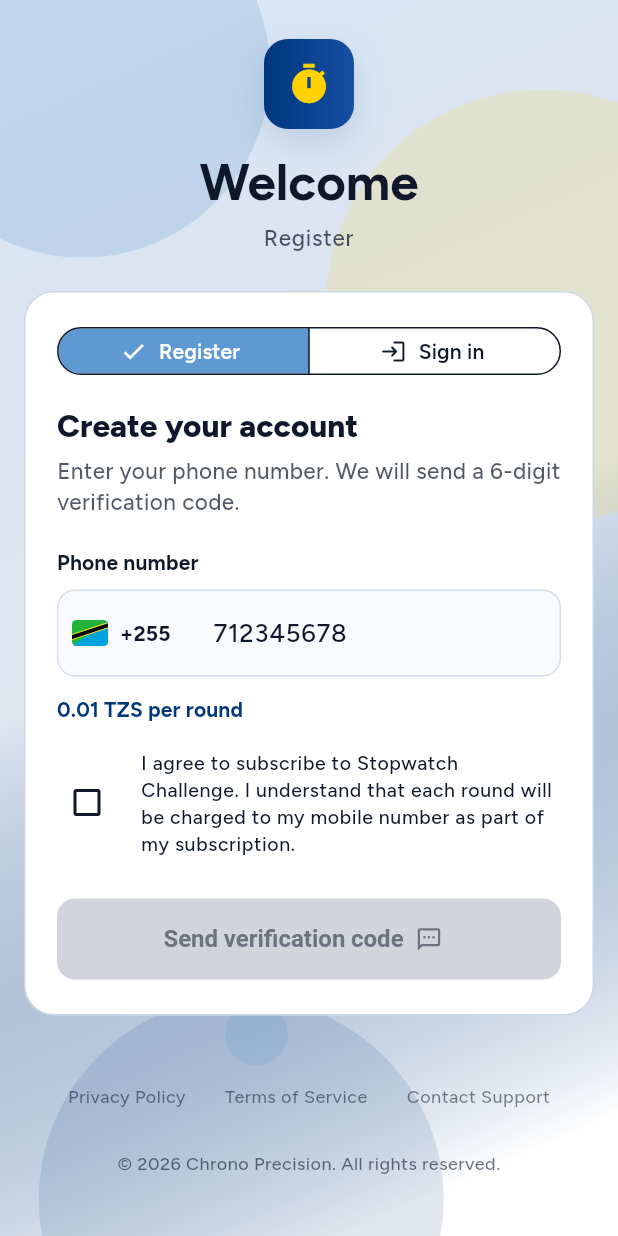
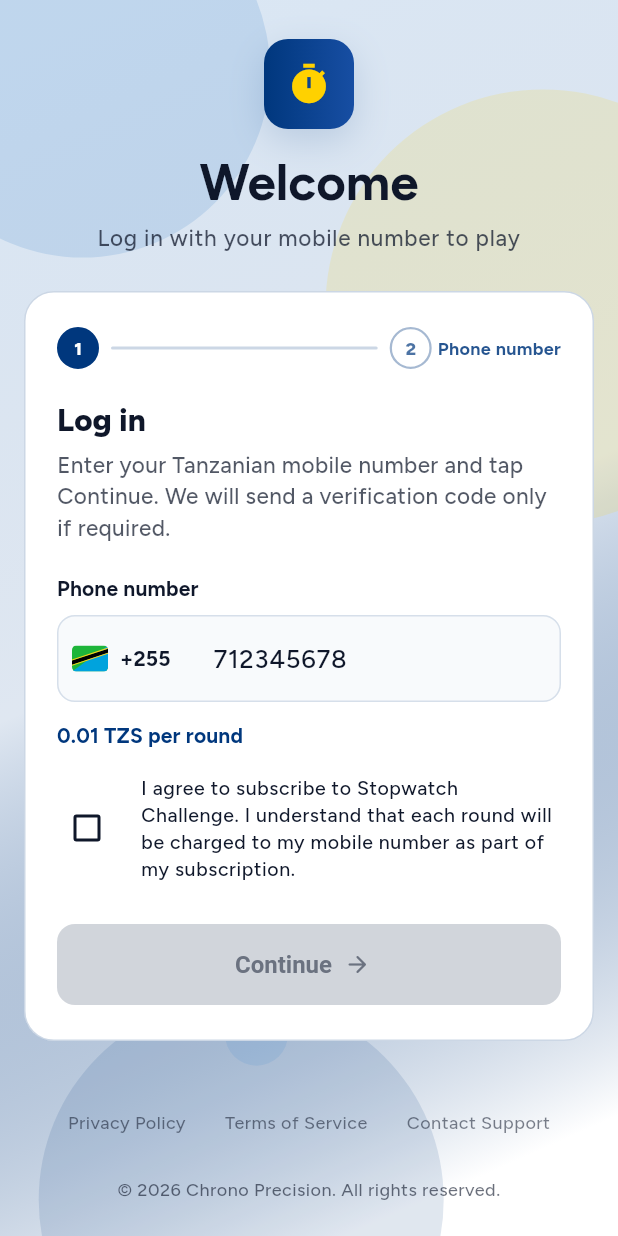
Before and after one commit to andreamsilu/stopwatch_game, a Flutter app: the screen it shows after launch, on a phone screen of 412 x 824 dp. Run offline on Flutter 3.47's test engine with Material 3 defaults, Android fonts, the phone set to English and light mode, and no system bars; our stand-ins replace audioplayers, confetti, flutter_dotenv, flutter_riverpod, google_fonts; missing offline and left inert: flame.

Commit message:
Refactor authentication flow to streamline login and OTP handling
- Updated `AuthService` to unify login and OTP request processes, returning a single `AuthLoginResult` type.
- Enhanced `OtpLoginResponse` to include status handling and display messages for better user feedback.
- Refactored `LoginNotifier` to manage login states and responses more effectively, including handling OTP requirements.
- Modified `LoginState` to remove obsolete intent tracking and improve state management for phone and OTP steps.
- Updated UI components in `LoginFormCard` and `LoginPage` to reflect changes in the authentication flow and improve user experience.

```diff
--- a/lib/features/auth/presentation/bloc/login_state.dart
+++ b/lib/features/auth/presentation/bloc/login_state.dart
@@ -1,12 +1,9 @@
 import 'package:stopwatch_game/features/auth/data/models/user_model.dart';
-
-enum AuthIntent { register, login }
 
 enum LoginStep { phone, otp }
 
 class LoginState {
   const LoginState({
-    required this.intent,
     required this.step,
     required this.phoneNumber,
     required this.otpCode,
@@ -14,6 +11,7 @@
     required this.isResendingOtp,
     required this.errorMessage,
     required this.infoMessage,
+    required this.otpExpiresInSeconds,
     required this.authenticatedUser,
     required this.subscriptionAccepted,
   });
@@ -22,18 +20,17 @@
   static const int otpLength = 6;
 
   const LoginState.initial()
-    : intent = AuthIntent.register,
-      step = LoginStep.phone,
+    : step = LoginStep.phone,
       phoneNumber = defaultPhoneNumber,
       otpCode = '',
       isSubmitting = false,
       isResendingOtp = false,
       errorMessage = null,
       infoMessage = null,
+      otpExpiresInSeconds = null,
       authenticatedUser = null,
       subscriptionAccepted = false;
 
-  final AuthIntent intent;
   final LoginStep step;
   final String phoneNumber;
   final String otpCode;
@@ -41,11 +38,9 @@
   final bool isResendingOtp;
   final String? errorMessage;
   final String? infoMessage;
+  final int? otpExpiresInSeconds;
   final UserModel? authenticatedUser;
   final bool subscriptionAccepted;
-
-  bool get isRegister => intent == AuthIntent.register;
-  bool get isLogin => intent == AuthIntent.login;
 
   String get normalizedMsisdn {
     final digits = phoneNumber.replaceAll(RegExp(r'\D'), '');
@@ -60,15 +55,22 @@
     return '+${msisdn.substring(0, 3)} *** *** ${msisdn.substring(msisdn.length - 3)}';
   }
 
-  bool get canSendOtp =>
+  bool get canSubmitPhone =>
       !isSubmitting &&
       normalizedMsisdn.length >= 12 &&
-      (!isRegister || subscriptionAccepted);
+      subscriptionAccepted;
 
   bool get canVerifyOtp => !isSubmitting && otpCode.length == otpLength;
 
+  String? get otpExpiryLabel {
+    final seconds = otpExpiresInSeconds;
+    if (seconds == null || seconds <= 0) return null;
+    final minutes = (seconds / 60).ceil();
+    if (minutes <= 1) return 'Code expires in about 1 minute';
+    return 'Code expires in about $minutes minutes';
+  }
+
   LoginState copyWith({
-    AuthIntent? intent,
     LoginStep? step,
     String? phoneNumber,
     String? otpCode,
@@ -78,12 +80,13 @@
     bool clearError = false,
     String? infoMessage,
     bool clearInfo = false,
+    int? otpExpiresInSeconds,
+    bool clearOtpExpiry = false,
     UserModel? authenticatedUser,
     bool clearAuthenticatedUser = false,
     bool? subscriptionAccepted,
   }) {
     return LoginState(
-      intent: intent ?? this.intent,
       step: step ?? this.step,
       phoneNumber: phoneNumber ?? this.phoneNumber,
       otpCode: otpCode ?? this.otpCode,
@@ -91,6 +94,9 @@
       isResendingOtp: isResendingOtp ?? this.isResendingOtp,
       errorMessage: clearError ? null : (errorMessage ?? this.errorMessage),
       infoMessage: clearInfo ? null : (infoMessage ?? this.infoMessage),
+      otpExpiresInSeconds: clearOtpExpiry
+          ? null
+          : (otpExpiresInSeconds ?? this.otpExpiresInSeconds),
       authenticatedUser: clearAuthenticatedUser
           ? null
           : (authenticatedUser ?? this.authenticatedUser),
--- a/lib/features/auth/presentation/pages/login_page.dart
+++ b/lib/features/auth/presentation/pages/login_page.dart
@@ -38,20 +38,12 @@
           next.errorMessage != previous?.errorMessage) {
         AppSnackBar.showError(context, next.errorMessage!);
       }
-
-      if (next.infoMessage != null &&
-          next.infoMessage!.isNotEmpty &&
-          next.infoMessage != previous?.infoMessage) {
-        AppSnackBar.showInfo(context, next.infoMessage!);
-      }
     });
 
     final headline = isOtpStep ? 'Verify your number' : 'Welcome';
-
     final subtitle = isOtpStep
-        ? (loginState.infoMessage ??
-              'Enter the 6-digit code we sent to your phone.')
-        : (loginState.isLogin ? 'Sign in' : 'Register');
+        ? 'Enter the 6-digit code sent to ${loginState.maskedPhone}'
+        : 'Log in with your mobile number to play';
 
     return Scaffold(
       body: ExperienceBackground(
@@ -124,25 +116,39 @@
                           child: ConstrainedBox(
                             constraints: const BoxConstraints(maxWidth: 430),
                             child: LoginFormCard(
-                              intent: loginState.intent,
                               step: loginState.step,
                               phoneValue: loginState.phoneNumber,
                               otpCode: loginState.otpCode,
                               maskedPhone: loginState.maskedPhone,
                               isSubmitting: loginState.isSubmitting,
                               isResendingOtp: loginState.isResendingOtp,
-                              canSendOtp: loginState.canSendOtp,
+                              canSubmitPhone: loginState.canSubmitPhone,
                               canVerifyOtp: loginState.canVerifyOtp,
                               subscriptionAccepted:
                                   loginState.subscriptionAccepted,
                               errorMessage: loginState.errorMessage,
-                              onIntentChanged: loginNotifier.setAuthIntent,
+                              infoMessage: loginState.infoMessage,
+                              otpExpiryLabel: loginState.otpExpiryLabel,
                               onPhoneChanged: loginNotifier.updatePhoneNumber,
                               onOtpChanged: loginNotifier.updateOtpCode,
                               onSubscriptionAcceptedChanged:
                                   loginNotifier.setSubscriptionAccepted,
-                              onSendOtp: loginNotifier.sendOtp,
-                              onResendOtp: loginNotifier.resendOtp,
+                              onSubmitPhone: () async {
+                                final authenticated =
+                                    await loginNotifier.submitPhone();
+                                if (!context.mounted) return;
+                                if (authenticated) {
+                                  await _completeAuth(context, ref);
+                                }
+                              },
+                              onResendOtp: () async {
+                                final authenticated =
+                                    await loginNotifier.resendOtp();
+                                if (!context.mounted) return;
+                                if (authenticated) {
+                                  await _completeAuth(context, ref);
+                                }
+                              },
                               onBackToPhone: loginNotifier.backToPhone,
                               onVerifyOtp: () async {
                                 final isSuccess =
--- a/lib/features/auth/presentation/widgets/login_form_card.dart
+++ b/lib/features/auth/presentation/widgets/login_form_card.dart
@@ -8,44 +8,44 @@
 
 class LoginFormCard extends StatelessWidget {
   const LoginFormCard({
-    required this.intent,
     required this.step,
     required this.phoneValue,
     required this.otpCode,
     required this.maskedPhone,
     required this.isSubmitting,
     required this.isResendingOtp,
-    required this.canSendOtp,
+    required this.canSubmitPhone,
     required this.canVerifyOtp,
     required this.subscriptionAccepted,
     required this.errorMessage,
-    required this.onIntentChanged,
+    required this.infoMessage,
+    required this.otpExpiryLabel,
     required this.onPhoneChanged,
     required this.onOtpChanged,
     required this.onSubscriptionAcceptedChanged,
-    required this.onSendOtp,
+    required this.onSubmitPhone,
     required this.onVerifyOtp,
     required this.onResendOtp,
     required this.onBackToPhone,
     super.key,
   });
 
-  final AuthIntent intent;
   final LoginStep step;
   final String phoneValue;
   final String otpCode;
   final String maskedPhone;
   final bool isSubmitting;
   final bool isResendingOtp;
-  final bool canSendOtp;
+  final bool canSubmitPhone;
   final bool canVerifyOtp;
   final bool subscriptionAccepted;
   final String? errorMessage;
-  final ValueChanged<AuthIntent> onIntentChanged;
+  final String? infoMessage;
+  final String? otpExpiryLabel;
   final ValueChanged<String> onPhoneChanged;
   final ValueChanged<String> onOtpChanged;
   final ValueChanged<bool> onSubscriptionAcceptedChanged;
-  final Future<void> Function() onSendOtp;
+  final Future<void> Function() onSubmitPhone;
   final Future<void> Function() onVerifyOtp;
   final Future<void> Function() onResendOtp;
   final VoidCallback onBackToPhone;
@@ -66,26 +66,26 @@
         child: step == LoginStep.phone
             ? _PhoneStep(
                 key: const ValueKey('phone'),
-                intent: intent,
                 phoneValue: phoneValue,
                 isSubmitting: isSubmitting,
-                canSendOtp: canSendOtp,
+                canSubmitPhone: canSubmitPhone,
                 subscriptionAccepted: subscriptionAccepted,
                 errorMessage: errorMessage,
-                onIntentChanged: onIntentChanged,
+                infoMessage: infoMessage,
                 onPhoneChanged: onPhoneChanged,
                 onSubscriptionAcceptedChanged: onSubscriptionAcceptedChanged,
-                onSendOtp: onSendOtp,
+                onSubmitPhone: onSubmitPhone,
               )
             : _OtpStep(
                 key: const ValueKey('otp'),
-                intent: intent,
                 maskedPhone: maskedPhone,
                 otpCode: otpCode,
                 isSubmitting: isSubmitting,
                 isResendingOtp: isResendingOtp,
                 canVerifyOtp: canVerifyOtp,
                 errorMessage: errorMessage,
+                infoMessage: infoMessage,
+                otpExpiryLabel: otpExpiryLabel,
                 onOtpChanged: onOtpChanged,
                 onVerifyOtp: onVerifyOtp,
                 onResendOtp: onResendOtp,
@@ -118,39 +118,149 @@
   }
 }
 
-class _AuthIntentToggle extends StatelessWidget {
-  const _AuthIntentToggle({
-    required this.intent,
-    required this.enabled,
-    required this.onChanged,
-  });
+class _AuthStepIndicator extends StatelessWidget {
+  const _AuthStepIndicator({required this.step});
 
-  final AuthIntent intent;
-  final bool enabled;
-  final ValueChanged<AuthIntent> onChanged;
+  final LoginStep step;
 
   @override
   Widget build(BuildContext context) {
-    return SegmentedButton<AuthIntent>(
-      segments: const [
-        ButtonSegment(
-          value: AuthIntent.register,
-          label: Text('Register'),
-          icon: Icon(Icons.person_add_outlined, size: 18),
+    final labelStyle = Theme.of(context).textTheme.labelSmall?.copyWith(
+      fontWeight: FontWeight.w700,
+      letterSpacing: 0.2,
+    );
+
+    return Row(
+      children: [
+        _StepDot(
+          label: '1',
+          title: 'Phone',
+          active: step == LoginStep.phone,
+          completed: step == LoginStep.otp,
         ),
-        ButtonSegment(
-          value: AuthIntent.login,
-          label: Text('Sign in'),
-          icon: Icon(Icons.login_rounded, size: 18),
+        Expanded(
+          child: Container(
+            height: 2,
+            margin: const EdgeInsets.symmetric(horizontal: 8),
+            decoration: BoxDecoration(
+              borderRadius: BorderRadius.circular(1),
+              color: step == LoginStep.otp
+                  ? AppColors.primary
+                  : AppColors.primary.withValues(alpha: 0.2),
+            ),
+          ),
+        ),
+        _StepDot(
+          label: '2',
+          title: 'Code',
+          active: step == LoginStep.otp,
+          completed: false,
+        ),
+        const SizedBox(width: 4),
+        Text(
+          step == LoginStep.phone ? 'Phone number' : 'Verification',
+          style: labelStyle?.copyWith(
+            color: AppColors.primary.withValues(alpha: 0.85),
+          ),
         ),
       ],
-      selected: {intent},
-      onSelectionChanged: enabled
-          ? (selection) => onChanged(selection.first)
-          : null,
-      style: ButtonStyle(
-        visualDensity: VisualDensity.compact,
-        tapTargetSize: MaterialTapTargetSize.shrinkWrap,
+    );
+  }
+}
+
+class _StepDot extends StatelessWidget {
+  const _StepDot({
+    required this.label,
+    required this.title,
+    required this.active,
+    required this.completed,
+  });
+
+  final String label;
+  final String title;
+  final bool active;
+  final bool completed;
+
+  @override
+  Widget build(BuildContext context) {
+    final fill = completed || active ? AppColors.primary : AppColors.background;
+    final border = completed || active
+        ? AppColors.primary
+        : AppColors.primary.withValues(alpha: 0.35);
+    final textColor = completed || active
+        ? AppColors.onPrimary
+        : AppColors.primary.withValues(alpha: 0.7);
+
+    return Semantics(
+      label: '$title step',
+      selected: active,
+      child: Tooltip(
+        message: title,
+        child: Container(
+          width: 28,
+          height: 28,
+          alignment: Alignment.center,
+          decoration: BoxDecoration(
+            color: fill,
+            shape: BoxShape.circle,
+            border: Border.all(color: border, width: 1.5),
+          ),
+          child: completed
+              ? Icon(Icons.check_rounded, size: 16, color: textColor)
+              : Text(
+                  label,
+                  style: Theme.of(context).textTheme.labelSmall?.copyWith(
+                    color: textColor,
+                    fontWeight: FontWeight.w800,
+                  ),
+                ),
+        ),
+      ),
+    );
+  }
+}
+
+class _MessageBanner extends StatelessWidget {
+  const _MessageBanner({
+    required this.message,
+    required this.icon,
+    required this.backgroundColor,
+    required this.borderColor,
+    required this.textColor,
+  });
+
+  final String message;
+  final IconData icon;
+  final Color backgroundColor;
+  final Color borderColor;
+  final Color textColor;
+
+  @override
+  Widget build(BuildContext context) {
+    return Container(
+      width: double.infinity,
+      padding: const EdgeInsets.symmetric(horizontal: 12, vertical: 10),
+      decoration: BoxDecoration(
+        color: backgroundColor,
+        borderRadius: BorderRadius.circular(10),
+        border: Border.all(color: borderColor),
+      ),
+      child: Row(
+        crossAxisAlignment: CrossAxisAlignment.start,
+        children: [
+          Icon(icon, size: 18, color: textColor),
+          const SizedBox(width: 10),
+          Expanded(
+            child: Text(
+              message,
+              style: Theme.of(context).textTheme.bodySmall?.copyWith(
+                color: textColor,
+                fontWeight: FontWeight.w600,
+                height: 1.35,
+              ),
+            ),
+          ),
+        ],
       ),
     );
   }
@@ -163,51 +273,56 @@
 
   @override
   Widget build(BuildContext context) {
-    return Container(
-      padding: const EdgeInsets.symmetric(horizontal: 12, vertical: 10),
-      decoration: BoxDecoration(
-        color: const Color(0xFFFFEBEE),
-        borderRadius: BorderRadius.circular(10),
-        border: Border.all(color: const Color(0xFFEF9A9A)),
-      ),
-      child: Text(
-        message,
-        style: Theme.of(context).textTheme.bodySmall?.copyWith(
-          color: const Color(0xFFB3261E),
-          fontWeight: FontWeight.w600,
-        ),
-      ),
+    return _MessageBanner(
+      message: message,
+      icon: Icons.error_outline_rounded,
+      backgroundColor: const Color(0xFFFFEBEE),
+      borderColor: const Color(0xFFEF9A9A),
+      textColor: const Color(0xFFB3261E),
+    );
+  }
+}
+
+class _InfoBanner extends StatelessWidget {
+  const _InfoBanner({required this.message});
+
+  final String message;
+
+  @override
+  Widget build(BuildContext context) {
+    return _MessageBanner(
+      message: message,
+      icon: Icons.info_outline_rounded,
+      backgroundColor: const Color(0xFFE8F4FD),
+      borderColor: const Color(0xFF90CAF9),
+      textColor: const Color(0xFF0D47A1),
     );
   }
 }
 
 class _PhoneStep extends StatelessWidget {
   const _PhoneStep({
-    required this.intent,
     required this.phoneValue,
     required this.isSubmitting,
-    required this.canSendOtp,
+    required this.canSubmitPhone,
     required this.subscriptionAccepted,
     required this.errorMessage,
-    required this.onIntentChanged,
+    required this.infoMessage,
     required this.onPhoneChanged,
     required this.onSubscriptionAcceptedChanged,
-    required this.onSendOtp,
+    required this.onSubmitPhone,
     super.key,
   });
 
-  final AuthIntent intent;
   final String phoneValue;
   final bool isSubmitting;
-  final bool canSendOtp;
+  final bool canSubmitPhone;
   final bool subscriptionAccepted;
   final String? errorMessage;
-  final ValueChanged<AuthIntent> onIntentChanged;
+  final String? infoMessage;
   final ValueChanged<String> onPhoneChanged;
   final ValueChanged<bool> onSubscriptionAcceptedChanged;
-  final Future<void> Function() onSendOtp;
-
-  bool get _isRegister => intent == AuthIntent.register;
+  final Future<void> Function() onSubmitPhone;
 
   @override
   Widget build(BuildContext context) {
@@ -215,25 +330,21 @@
       child: Column(
         crossAxisAlignment: CrossAxisAlignment.stretch,
         children: [
-          _AuthIntentToggle(
-            intent: intent,
-            enabled: !isSubmitting,
-            onChanged: onIntentChanged,
-          ),
+          const _AuthStepIndicator(step: LoginStep.phone),
           const SizedBox(height: 20),
           Text(
-            _isRegister ? 'Create your account' : 'Sign in',
+            'Log in',
             style: Theme.of(context).textTheme.titleLarge?.copyWith(
               fontWeight: FontWeight.w800,
             ),
           ),
           const SizedBox(height: 6),
           Text(
-            _isRegister
-                ? 'Enter your phone number. We will send a 6-digit verification code.'
-                : 'Enter the phone number linked to your account.',
+            'Enter your Tanzanian mobile number and tap Continue. '
+            'We will send a verification code only if required.',
             style: Theme.of(context).textTheme.bodyMedium?.copyWith(
               color: AppColors.onBackground.withValues(alpha: 0.72),
+              height: 1.4,
             ),
           ),
           const SizedBox(height: 20),
@@ -253,13 +364,17 @@
               textInputAction: TextInputAction.done,
               enabled: !isSubmitting,
               onChanged: onPhoneChanged,
+              onFieldSubmitted: canSubmitPhone
+                  ? (_) {
+                      onSubmitPhone();
+                    }
+                  : null,
               decoration: const InputDecoration(
                 prefixIcon: TanzaniaPhonePrefix(size: 24),
                 hintText: '712 345 678',
               ),
             ),
           ),
-          if (_isRegister) ...[
           const SizedBox(height: 12),
           Text(
             RoundBillingCopy.entryFeeLabel,
@@ -283,6 +398,9 @@
               ),
             ),
           ),
+          if (infoMessage != null && infoMessage!.isNotEmpty) ...[
+            const SizedBox(height: 14),
+            _InfoBanner(message: infoMessage!),
           ],
           if (errorMessage != null) ...[
             const SizedBox(height: 14),
@@ -292,16 +410,16 @@
           SizedBox(
             height: GameConstants.minTouchTargetSize + 6,
             child: ElevatedButton.icon(
-              onPressed: canSendOtp
+              onPressed: canSubmitPhone
                   ? () async {
-                      await onSendOtp();
+                      await onSubmitPhone();
                     }
                   : null,
               iconAlignment: IconAlignment.end,
               style: ElevatedButton.styleFrom(
                 backgroundColor: AppColors.accent,
                 foregroundColor: AppColors.onAccent,
-                elevation: canSendOtp ? 2 : 0,
+                elevation: canSubmitPhone ? 2 : 0,
               ),
               icon: isSubmitting
                   ? const SizedBox(
@@ -309,8 +427,8 @@
                       height: 18,
                       child: CircularProgressIndicator(strokeWidth: 2),
                     )
-                  : const Icon(Icons.sms_outlined),
-              label: const Text('Send verification code'),
+                  : const Icon(Icons.arrow_forward_rounded),
+              label: const Text('Continue'),
             ),
           ),
         ],
@@ -321,13 +439,14 @@
 
 class _OtpStep extends StatelessWidget {
   const _OtpStep({
-    required this.intent,
     required this.maskedPhone,
     required this.otpCode,
     required this.isSubmitting,
     required this.isResendingOtp,
     required this.canVerifyOtp,
     required this.errorMessage,
+    required this.infoMessage,
+    required this.otpExpiryLabel,
     required this.onOtpChanged,
     required this.onVerifyOtp,
     required this.onResendOtp,
@@ -335,53 +454,64 @@
     super.key,
   });
 
-  final AuthIntent intent;
   final String maskedPhone;
   final String otpCode;
   final bool isSubmitting;
   final bool isResendingOtp;
   final bool canVerifyOtp;
   final String? errorMessage;
+  final String? infoMessage;
+  final String? otpExpiryLabel;
   final ValueChanged<String> onOtpChanged;
   final Future<void> Function() onVerifyOtp;
   final Future<void> Function() onResendOtp;
   final VoidCallback onBackToPhone;
 
-  bool get _isRegister => intent == AuthIntent.register;
-
   @override
   Widget build(BuildContext context) {
+    final otpHint = infoMessage?.trim().isNotEmpty == true
+        ? infoMessage!
+        : 'A 6-digit code was sent to $maskedPhone';
+
     return _CardShell(
       child: Column(
         crossAxisAlignment: CrossAxisAlignment.stretch,
         children: [
+          const _AuthStepIndicator(step: LoginStep.otp),
+          const SizedBox(height: 14),
           Align(
             alignment: Alignment.centerLeft,
             child: TextButton.icon(
               onPressed: isSubmitting ? null : onBackToPhone,
               icon: const Icon(Icons.arrow_back_rounded, size: 18),
-              label: const Text('Back'),
+              label: const Text('Change number'),
               style: TextButton.styleFrom(
                 foregroundColor: AppColors.primary,
                 padding: EdgeInsets.zero,
+                visualDensity: VisualDensity.compact,
               ),
             ),
           ),
-          const SizedBox(height: 4),
+          const SizedBox(height: 8),
           Text(
             'Enter verification code',
             style: Theme.of(context).textTheme.titleLarge?.copyWith(
               fontWeight: FontWeight.w800,
             ),
           ),
-          const SizedBox(height: 6),
+          const SizedBox(height: 8),
+          _InfoBanner(message: otpHint),
+          if (otpExpiryLabel != null) ...[
+            const SizedBox(height: 8),
             Text(
-            'We sent a 6-digit code to $maskedPhone',
-            style: Theme.of(context).textTheme.bodyMedium?.copyWith(
-              color: AppColors.onBackground.withValues(alpha: 0.72),
+              otpExpiryLabel!,
+              style: Theme.of(context).textTheme.bodySmall?.copyWith(
+                color: AppColors.onBackground.withValues(alpha: 0.65),
+                fontStyle: FontStyle.italic,
               ),
             ),
-          const SizedBox(height: 24),
+          ],
+          const SizedBox(height: 22),
           OtpInputBoxes(
             value: otpCode,
             enabled: !isSubmitting,
@@ -416,25 +546,26 @@
                       height: 18,
                       child: CircularProgressIndicator(strokeWidth: 2),
                     )
-                  : Icon(_isRegister ? Icons.verified_outlined : Icons.login_rounded),
-              label: Text(_isRegister ? 'Verify & register' : 'Verify & sign in'),
+                  : const Icon(Icons.login_rounded),
+              label: const Text('Verify & continue'),
             ),
           ),
           const SizedBox(height: 12),
           Center(
-            child: TextButton(
+            child: TextButton.icon(
               onPressed: isSubmitting || isResendingOtp
                   ? null
                   : () async {
                       await onResendOtp();
                     },
-              child: isResendingOtp
+              icon: isResendingOtp
                   ? const SizedBox(
                       width: 18,
                       height: 18,
                       child: CircularProgressIndicator(strokeWidth: 2),
                     )
-                  : const Text('Resend code'),
+                  : const Icon(Icons.refresh_rounded, size: 18),
+              label: Text(isResendingOtp ? 'Sending…' : 'Resend code'),
             ),
           ),
         ],
```
Also changed, not shown: lib/features/auth/data/auth_service.dart (+25 -6 lines), lib/features/auth/data/models/auth_login_result.dart (added, +32 -0 lines), lib/features/auth/data/models/otp_login_response.dart (+14 -1 lines), lib/features/auth/presentation/bloc/login_notifier.dart (+62 -48 lines), 2 other files. Lines whose indentation alone changed are shown as unchanged.
